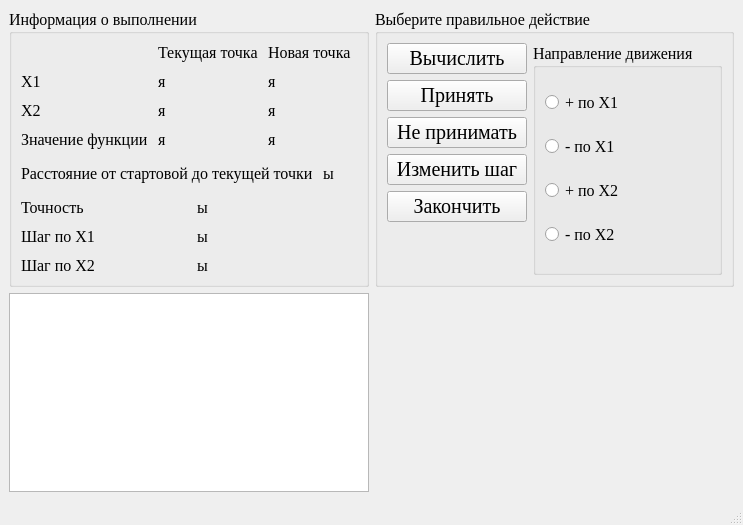
Above: optimizationmethods/ui/CWdescent_fixwindow.ui from Eliminationzx/optimizationmethods before the change. Below: the same form after it.
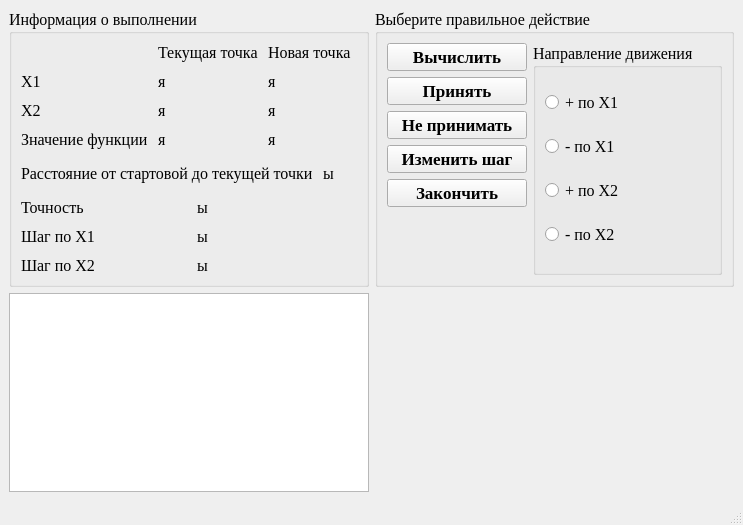
That is the form after the change.

Commit message: optimizationmethods: поправил шрифт.

What changed in the file:
```diff
--- a/optimizationmethods/ui/CWdescent_fixwindow.ui
+++ b/optimizationmethods/ui/CWdescent_fixwindow.ui
@@ -197,7 +197,9 @@
         <widget class="QPushButton" name="calculate_bt">
          <property name="font">
           <font>
-           <pointsize>15</pointsize>
+           <pointsize>13</pointsize>
+           <weight>75</weight>
+           <bold>true</bold>
           </font>
          </property>
          <property name="text">
@@ -252,7 +254,9 @@
         <widget class="QPushButton" name="accept_bt">
          <property name="font">
           <font>
-           <pointsize>15</pointsize>
+           <pointsize>13</pointsize>
+           <weight>75</weight>
+           <bold>true</bold>
           </font>
          </property>
          <property name="text">
@@ -264,7 +268,9 @@
         <widget class="QPushButton" name="not_accept_bt">
          <property name="font">
           <font>
-           <pointsize>15</pointsize>
+           <pointsize>13</pointsize>
+           <weight>75</weight>
+           <bold>true</bold>
           </font>
          </property>
          <property name="text">
@@ -276,7 +282,9 @@
         <widget class="QPushButton" name="end_bt">
          <property name="font">
           <font>
-           <pointsize>15</pointsize>
+           <pointsize>13</pointsize>
+           <weight>75</weight>
+           <bold>true</bold>
           </font>
          </property>
          <property name="text">
@@ -288,7 +296,9 @@
         <widget class="QPushButton" name="change_step_bt">
          <property name="font">
           <font>
-           <pointsize>15</pointsize>
+           <pointsize>13</pointsize>
+           <weight>75</weight>
+           <bold>true</bold>
           </font>
          </property>
          <property name="text">
```
